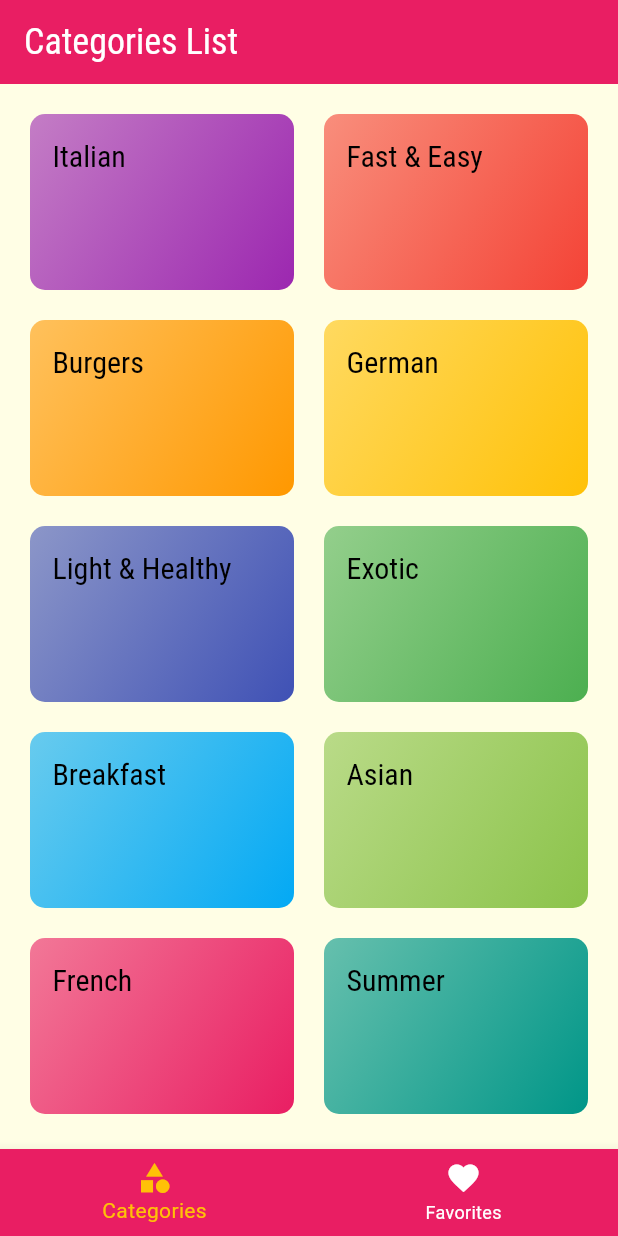
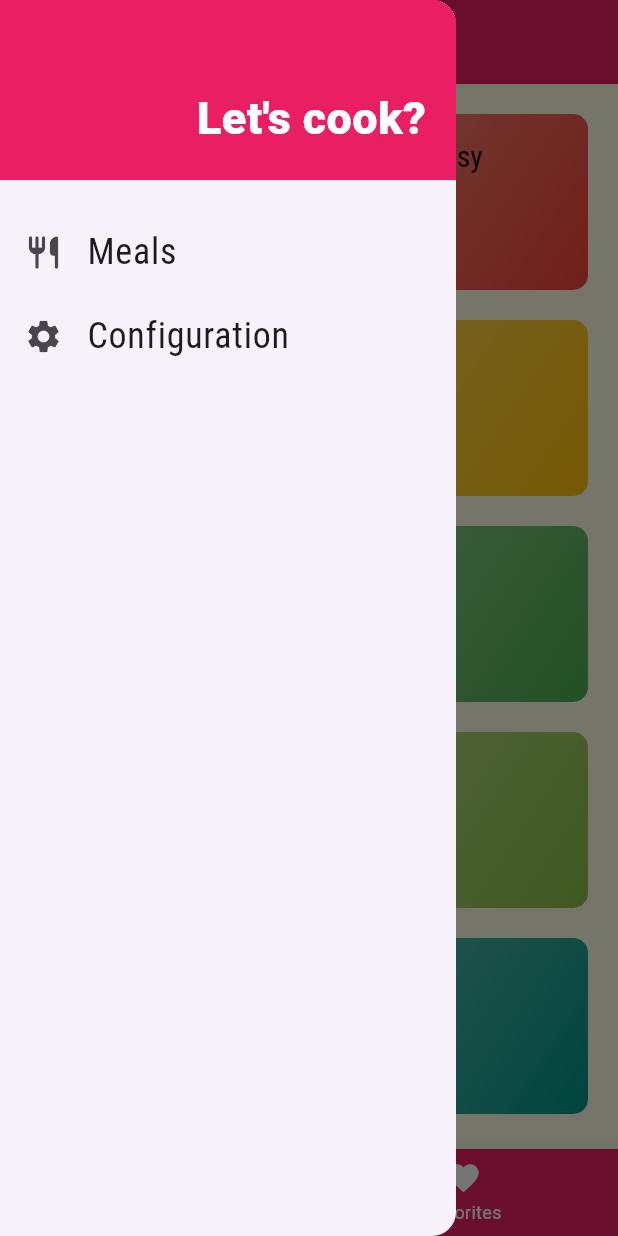
Before and after one commit to davisiqueira1/flutter_meals_app, a Flutter app: the screen it shows after launch, with the side drawer open (before the commit the screen has no drawer), on a phone screen of 412 x 824 dp. Run offline on Flutter 3.47's test engine with Material 3 defaults, Android fonts, the phone set to English and light mode, and no system bars.

Commit message:
feat: add custom drawer to home

```diff
--- /dev/null
+++ b/lib/components/main_drawer.dart
@@ -0,0 +1,56 @@
+import 'package:flutter/material.dart';
+
+class MainDrawer extends StatelessWidget {
+  const MainDrawer({super.key});
+
+  Widget _createItem(IconData icon, String label) {
+    return ListTile(
+      leading: Icon(
+        icon,
+        size: 26,
+      ),
+      title: Text(
+        label,
+        style: const TextStyle(
+          fontFamily: "RobotoCondensed",
+          fontSize: 24,
+          fontWeight: FontWeight.w500,
+        ),
+      ),
+    );
+  }
+
+  @override
+  Widget build(BuildContext context) {
+    return Drawer(
+      child: Column(
+        children: <Widget>[
+          Container(
+            alignment: Alignment.bottomRight,
+            height: 120,
+            width: double.infinity,
+            padding: const EdgeInsets.all(20),
+            color: Theme.of(context).colorScheme.primary,
+            child: const Text(
+              "Let's cook?",
+              style: TextStyle(
+                fontWeight: FontWeight.w900,
+                fontSize: 30,
+                color: Colors.white,
+              ),
+            ),
+          ),
+          const SizedBox(height: 20),
+          _createItem(
+            Icons.restaurant_rounded,
+            "Meals",
+          ),
+          _createItem(
+            Icons.settings,
+            "Configuration",
+          ),
+        ],
+      ),
+    );
+  }
+}
--- a/lib/screens/tabs_screen.dart
+++ b/lib/screens/tabs_screen.dart
@@ -1,4 +1,5 @@
 import 'package:flutter/material.dart';
+import 'package:meals_app/components/main_drawer.dart';
 import 'package:meals_app/screens/categories_screen.dart';
 import 'package:meals_app/screens/favorite_meals_screen.dart';
 
@@ -35,6 +36,7 @@ class _TabScreenState extends State<TabScreen> {
           style: const TextStyle(fontSize: 24),
         ),
       ),
+      drawer: const MainDrawer(),
       body: _screens[_selectedScreenIndex]["screen"] as Widget,
       bottomNavigationBar: BottomNavigationBar(
         onTap: _selectScreen,
@@ -56,25 +58,3 @@ class _TabScreenState extends State<TabScreen> {
     );
   }
 }
-
-        // bottom: TabBar(
-        //   labelColor: Colors.white,
-        //   unselectedLabelColor: Colors.white,
-        //   indicatorColor: Theme.of(context).colorScheme.secondary,
-        //   tabs: const <Widget>[
-        //     Tab(
-        //       icon: Icon(Icons.category),
-        //       text: "Categories",
-        //     ),
-        //     Tab(
-        //       icon: Icon(Icons.favorite),
-        //       text: "Favorites",
-        //     ),
-        //   ],
-        // ),
-      // body: const TabBarView(
-      //   children: <Widget>[
-      //     CategoriesScreen(),
-      //     FavoriteMealsScreen(),
-      //   ],
-      // ),
```
